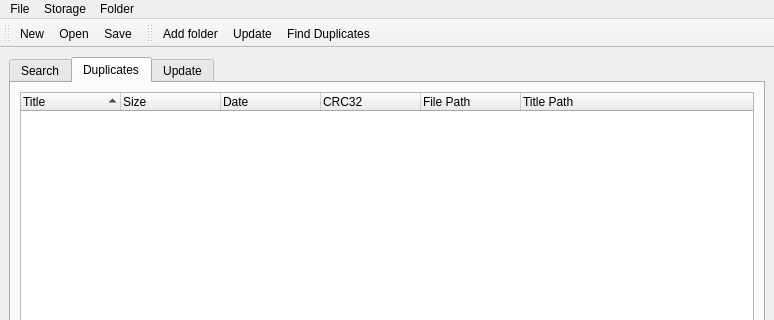
sanami/qt-books, file form.ui: the form before one commit; both pictures show x 0 to 774 and y 0 to 320 of the 774 by 559 pixel window.
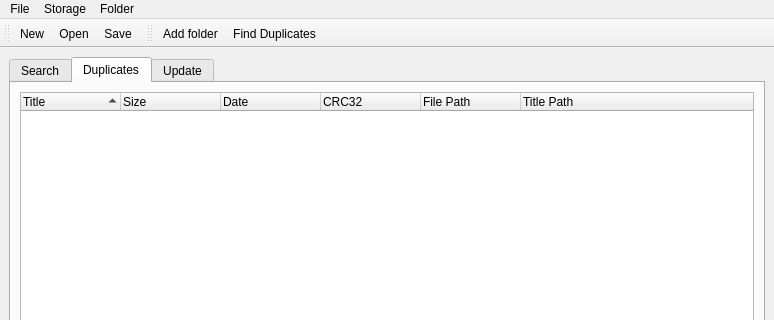
The form after the commit. Icons and pictures are not drawn.

```diff
--- a/form.ui
+++ b/form.ui
@@ -307,8 +307,7 @@
     <bool>false</bool>
    </attribute>
    <addaction name="action_add_folder_to_storage"/>
-   <addaction name="action_update_storage"/>
-   <addaction name="action_find_duplicates"/>
+   <addaction name="action_find_duplicates_in_storage"/>
   </widget>
   <action name="action_save">
    <property name="icon">
@@ -399,6 +398,11 @@
     <string>Alt+V</string>
    </property>
   </action>
+  <action name="action_find_duplicates_in_storage">
+   <property name="text">
+    <string>Find Duplicates</string>
+   </property>
+  </action>
  </widget>
  <resources>
   <include location="resources.qrc"/>
```
Left out of the diff: 3 changed lines with no effect on the pictures.
